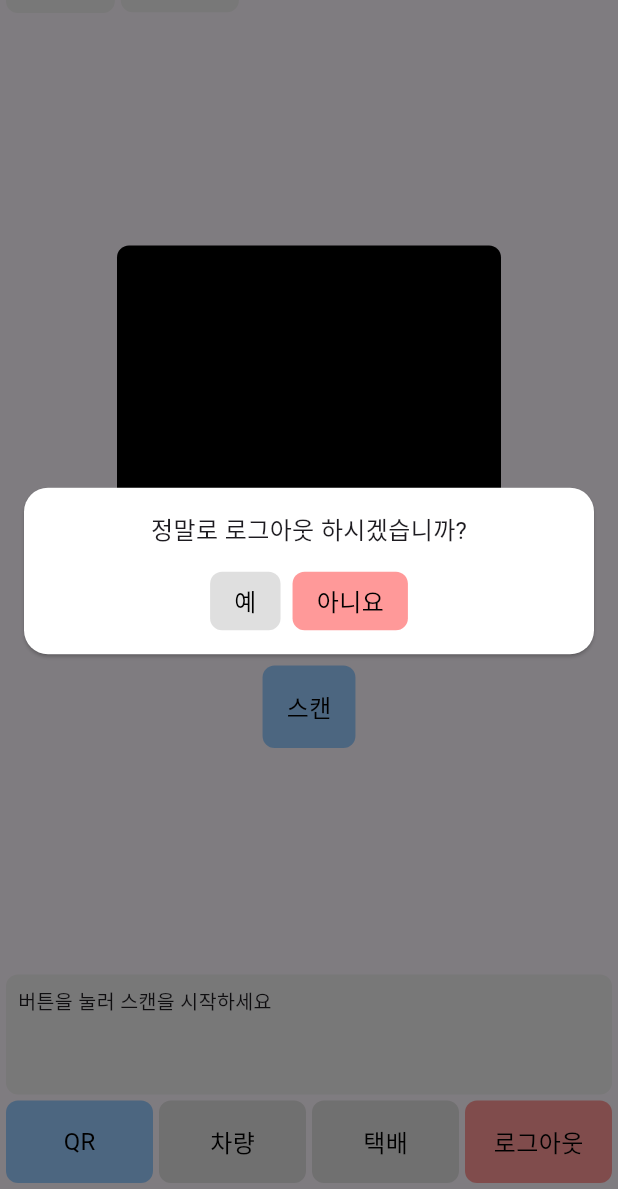
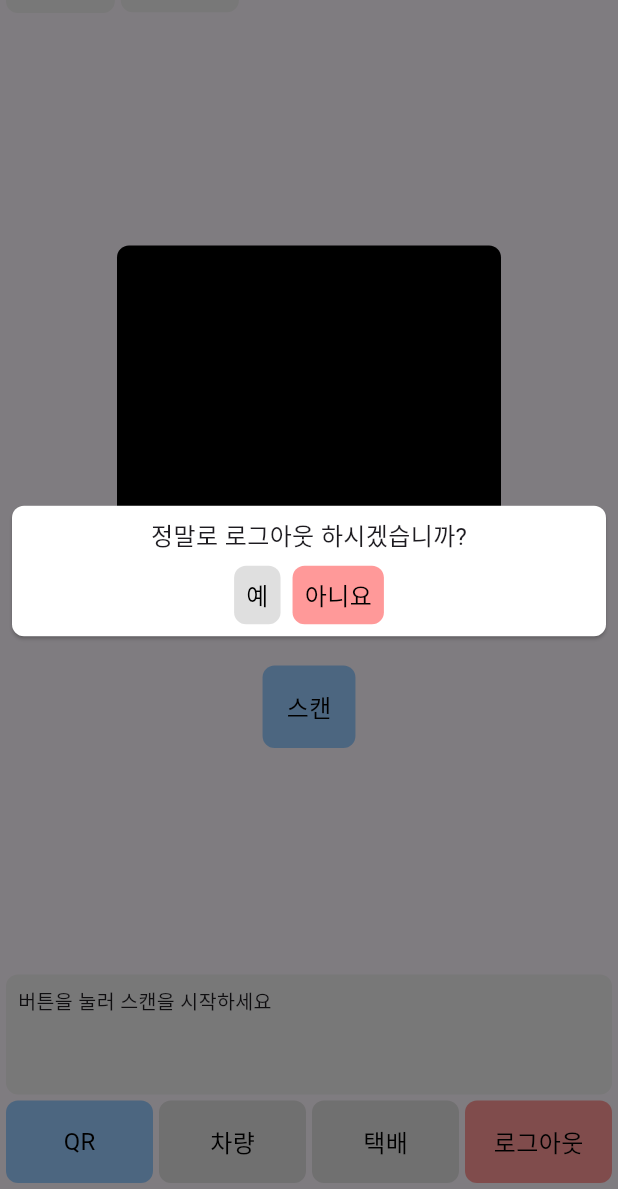
Before and after one commit to baboyiban/flutter_app, a Flutter app: the MainScreen screen opened directly, item 4 of the bottom bar chosen, on a phone screen of 412 x 824 dp, the part 47-1236 px from its top. Run offline on Flutter 3.47's test engine with Material 3 defaults, Android fonts, the phone set to English and light mode, and no system bars; our stand-ins replace flutter_dotenv, shared_preferences, typed_data; missing offline and left inert: mqtt_client, qr_code_scanner; accounts and stored records are empty.

```diff
--- a/lib/screens/main_screen.dart
+++ b/lib/screens/main_screen.dart
@@ -1,7 +1,6 @@
 import 'package:flutter/material.dart';
 import 'package:flutter_app/constants/app_colors.dart';
 import 'package:flutter_app/widgets/custom_alert_dialog.dart';
-import 'package:flutter_app/widgets/confirmed_card.dart';
 import 'package:flutter_app/widgets/custom_button.dart';
 import 'package:flutter_app/widgets/mqtt_emergency_overlay.dart';
 import 'package:flutter_app/widgets/top_label_bar.dart';
@@ -22,7 +21,6 @@ class MainScreen extends StatefulWidget {
 class _MainScreenState extends State<MainScreen> {
   ScreenType currentScreen = ScreenType.qr;
   bool showDialog = false;
-  bool showConfirmed = false;
   String dialogMessage = '정말로 로그아웃 하시겠습니까?';
 
   void _changeScreen(ScreenType type) {
@@ -35,7 +33,6 @@ class _MainScreenState extends State<MainScreen> {
     if (!showDialog) {
       setState(() {
         showDialog = true;
-        showConfirmed = false;
         dialogMessage = '정말로 로그아웃 하시겠습니까?';
       });
     }
@@ -44,14 +41,8 @@ class _MainScreenState extends State<MainScreen> {
   void _onConfirmLogout() {
     setState(() {
       showDialog = false;
-      showConfirmed = true;
     });
-    Future.delayed(const Duration(seconds: 2), () {
-      if (mounted) {
-        setState(() => showConfirmed = false);
     widget.onLogout?.call();
-      }
-    });
   }
 
   void _onCancelDialog() {
@@ -89,35 +80,28 @@ class _MainScreenState extends State<MainScreen> {
               ],
             ),
           ),
-          if (showDialog || showConfirmed)
+          if (showDialog)
             CustomAlertDialog(
-              child: showConfirmed
-                  ? const ConfirmedCard()
-                  : Column(
+              padding: EdgeInsets.all(8),
+              child: Column(
                 mainAxisSize: MainAxisSize.min,
                 children: [
                   Text(dialogMessage, style: TextStyle(fontSize: 16)),
-                        const SizedBox(height: 16),
+                  const SizedBox(height: 8),
                   Row(
                     mainAxisAlignment: MainAxisAlignment.center,
                     children: [
                       CustomButton(
                         onPressed: _onConfirmLogout,
                         text: '예',
-                              padding: EdgeInsets.symmetric(
-                                horizontal: 16,
-                                vertical: 8,
-                              ),
+                        padding: EdgeInsets.all(8),
                       ),
                       const SizedBox(width: 8),
                       CustomButton(
                         onPressed: _onCancelDialog,
                         text: '아니요',
                         backgroundColor: AppColors.red,
-                              padding: EdgeInsets.symmetric(
-                                horizontal: 16,
-                                vertical: 8,
-                              ),
+                        padding: EdgeInsets.all(8),
                       ),
                     ],
                   ),
--- a/lib/widgets/custom_alert_dialog.dart
+++ b/lib/widgets/custom_alert_dialog.dart
@@ -5,7 +5,7 @@ class CustomAlertDialog extends StatelessWidget {
   final Widget child;
   final Color backgroundColor;
   final double borderRadius;
-  final EdgeInsetsGeometry contentPadding;
+  final EdgeInsetsGeometry padding;
   final bool dimBackground; // 추가: 어두운 배경 여부
   final Color dimColor; // 추가: 배경 색상
   final EdgeInsets margin; // 마진
@@ -14,11 +14,11 @@ class CustomAlertDialog extends StatelessWidget {
     super.key,
     required this.child,
     this.backgroundColor = AppColors.white,
-    this.borderRadius = 16,
-    this.contentPadding = const EdgeInsets.all(16),
+    this.borderRadius = 8,
+    this.padding = const EdgeInsets.all(0),
     this.dimBackground = true,
     this.dimColor = const Color.fromRGBO(0, 0, 0, 0.5),
-    this.margin = const EdgeInsets.all(16),
+    this.margin = const EdgeInsets.all(8),
   });
 
   @override
@@ -31,7 +31,7 @@ class CustomAlertDialog extends StatelessWidget {
         shape: RoundedRectangleBorder(
           borderRadius: BorderRadius.circular(borderRadius),
         ),
-        child: Padding(padding: contentPadding, child: child),
+        child: Padding(padding: padding, child: child),
       ),
     );
 
```
Also changed, not shown: lib/main.dart (+8 -0 lines), lib/screens/vehicle_page.dart (+19 -13 lines). Lines whose indentation alone changed are shown as unchanged.
